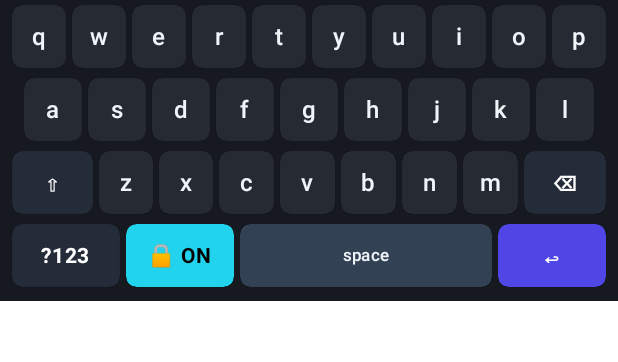
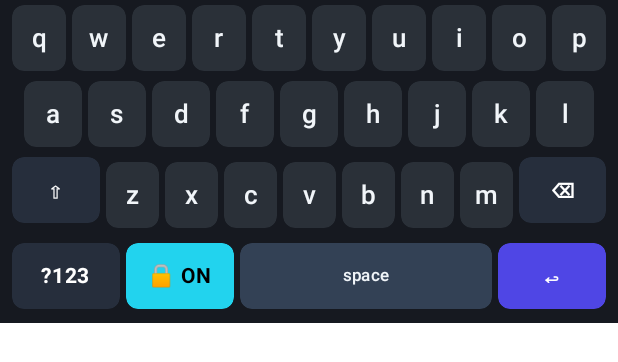
Before and after one commit to Sanju0845/CipherKey-E2EE-Keyboard-for-Android, an Android app built with Jetpack Compose: the @Preview function Preview_Keyboard_CipherMode, on a phone screen of 412 x 824 dp. Shown: the top 362 px of the screen. Run offline under Robolectric (Android 15) with nearby library versions, the phone set to English and light mode, and no system bars.

Commit message:
Improve keyboard UX: glide typing, haptics, smoother keys, debounced decrypt scan
Co-authored-by: Cursor <cursoragent@cursor.com>

```diff
--- /dev/null
+++ b/app/src/main/java/com/example/keyboard/KeyComponents.kt
@@ -0,0 +1,140 @@
+package com.example.keyboard
+
+import android.view.HapticFeedbackConstants
+import androidx.compose.animation.core.animateFloatAsState
+import androidx.compose.animation.core.tween
+import androidx.compose.foundation.background
+import androidx.compose.foundation.clickable
+import androidx.compose.foundation.interaction.MutableInteractionSource
+import androidx.compose.foundation.interaction.collectIsPressedAsState
+import androidx.compose.foundation.layout.Box
+import androidx.compose.foundation.layout.height
+import androidx.compose.foundation.shape.RoundedCornerShape
+import androidx.compose.material3.Text
+import androidx.compose.runtime.Composable
+import androidx.compose.runtime.getValue
+import androidx.compose.runtime.remember
+import androidx.compose.ui.Alignment
+import androidx.compose.ui.Modifier
+import androidx.compose.ui.draw.clip
+import androidx.compose.ui.draw.scale
+import androidx.compose.ui.graphics.Color
+import androidx.compose.ui.platform.LocalView
+import androidx.compose.ui.platform.testTag
+import androidx.compose.ui.text.font.FontWeight
+import androidx.compose.ui.unit.dp
+import androidx.compose.ui.unit.sp
+import com.example.ui.theme.Slate100
+import com.example.ui.theme.Slate700
+
+private val KeyShape = RoundedCornerShape(8.dp)
+private val KeyHeight = 44.dp
+
+@Composable
+fun StandardKey(
+    label: String,
+    modifier: Modifier = Modifier,
+    bgColor: Color = Color(0xFF2A3038),
+    pressedBgColor: Color = Color(0xFF3D4654),
+    textColor: Color = Slate100,
+    onClick: (() -> Unit)? = null,
+    glideHighlight: Boolean = false
+) {
+    val interactionSource = remember { MutableInteractionSource() }
+    val pressed by interactionSource.collectIsPressedAsState()
+    val view = LocalView.current
+
+    val scale by animateFloatAsState(
+        targetValue = when {
+            glideHighlight -> 1.05f
+            pressed -> 0.94f
+            else -> 1f
+        },
+        animationSpec = tween(durationMillis = 70),
+        label = "keyScale"
+    )
+
+    val displayBg = when {
+        glideHighlight -> pressedBgColor
+        pressed -> pressedBgColor
+        else -> bgColor
+    }
+
+    Box(
+        modifier = modifier
+            .height(KeyHeight)
+            .scale(scale)
+            .clip(KeyShape)
+            .background(displayBg, KeyShape)
+            .then(
+                if (onClick != null) {
+                    Modifier.clickable(
+                        interactionSource = interactionSource,
+                        indication = null,
+                        onClick = {
+                            view.performHapticFeedback(HapticFeedbackConstants.KEYBOARD_TAP)
+                            onClick()
+                        }
+                    )
+                } else {
+                    Modifier
+                }
+            )
+            .testTag("key_$label"),
+        contentAlignment = Alignment.Center
+    ) {
+        Text(
+            text = label,
+            color = textColor,
+            fontSize = if (label.length > 2) 11.sp else 17.sp,
+            fontWeight = FontWeight.Medium
+        )
+    }
+}
+
+@Composable
+fun SpecialKey(
+    label: String,
+    modifier: Modifier = Modifier,
+    bgColor: Color,
+    pressedBgColor: Color = bgColor.copy(alpha = 0.85f),
+    textColor: Color = Color.White,
+    onClick: () -> Unit
+) {
+    val interactionSource = remember { MutableInteractionSource() }
+    val pressed by interactionSource.collectIsPressedAsState()
+    val view = LocalView.current
+
+    val scale by animateFloatAsState(
+        targetValue = if (pressed) 0.94f else 1f,
+        animationSpec = tween(70),
+        label = "specialKeyScale"
+    )
+
+    val resolvedBg = if (bgColor == Color(0xFF202327)) Slate700.copy(alpha = 0.55f) else bgColor
+
+    Box(
+        modifier = modifier
+            .height(KeyHeight)
+            .scale(scale)
+            .clip(KeyShape)
+            .background(if (pressed) pressedBgColor else resolvedBg, KeyShape)
+            .clickable(
+                interactionSource = interactionSource,
+                indication = null,
+                onClick = {
+                    view.performHapticFeedback(HapticFeedbackConstants.KEYBOARD_TAP)
+                    onClick()
+                }
+            )
+            .testTag("key_special_$label"),
+        contentAlignment = Alignment.Center
+    ) {
+        Text(
+            text = label,
+            color = textColor,
+            fontSize = 14.sp,
+            fontWeight = FontWeight.Bold
+        )
+    }
+}
--- a/app/src/main/java/com/example/keyboard/KeyboardView.kt
+++ b/app/src/main/java/com/example/keyboard/KeyboardView.kt
@@ -1,23 +1,14 @@
 package com.example.keyboard
 
-import android.view.KeyEvent
 import androidx.compose.foundation.background
-import androidx.compose.foundation.clickable
-import androidx.compose.foundation.interaction.MutableInteractionSource
 import androidx.compose.foundation.layout.*
-import androidx.compose.foundation.shape.RoundedCornerShape
-import androidx.compose.material3.Text
 import androidx.compose.runtime.*
 import androidx.compose.ui.Alignment
 import androidx.compose.ui.Modifier
-import androidx.compose.ui.draw.clip
-import androidx.compose.ui.draw.shadow
 import androidx.compose.ui.graphics.Color
 import androidx.compose.ui.platform.testTag
-import androidx.compose.ui.text.font.FontWeight
 import androidx.compose.ui.unit.Dp
 import androidx.compose.ui.unit.dp
-import androidx.compose.ui.unit.sp
 import com.example.ui.theme.*
 
 enum class KeyboardPage {
@@ -34,35 +25,38 @@ fun KeyboardView(
     useSymbols: Boolean,
     onPageChange: (KeyboardPage) -> Unit,
     onKeyPress: (String) -> Unit,
+    onGlideWord: (String) -> Unit,
     onBackspace: () -> Unit,
     onSpace: () -> Unit,
     onEnter: () -> Unit,
     onToggleCipher: () -> Unit,
     modifier: Modifier = Modifier
 ) {
-    val keyboardBgColor = ImmersiveSurface
+    val glideEnabled = activePage == KeyboardPage.LETTERS_LOWER || activePage == KeyboardPage.LETTERS_UPPER
+
     Column(
         modifier = modifier
             .fillMaxWidth()
-            .background(keyboardBgColor)
+            .background(ImmersiveSurface)
             .padding(start = 4.dp, end = 4.dp, bottom = 6.dp)
             .testTag("keyboard_keys_layout")
     ) {
         when (activePage) {
             KeyboardPage.LETTERS_LOWER -> {
-                 // First QWERTY row: q w e r t y u i o p
-                 KeyboardRow(
+                GlideLetterRow(
                     keys = listOf("q", "w", "e", "r", "t", "y", "u", "i", "o", "p"),
-                     onKeyPress = onKeyPress
+                    glideEnabled = glideEnabled,
+                    onKeyPress = onKeyPress,
+                    onGlideWord = onGlideWord
                 )
-                 // Second QWERTY row: a s d f g h j k l
-                 KeyboardRow(
+                GlideLetterRow(
                     keys = listOf("a", "s", "d", "f", "g", "h", "j", "k", "l"),
+                    glideEnabled = glideEnabled,
                     rowPaddingStart = 12.dp,
                     rowPaddingEnd = 12.dp,
-                     onKeyPress = onKeyPress
+                    onKeyPress = onKeyPress,
+                    onGlideWord = onGlideWord
                 )
-                 // Third QWERTY row with Shift and Delete
                 Row(
                     modifier = Modifier
                         .fillMaxWidth()
@@ -73,35 +67,40 @@ fun KeyboardView(
                         label = "⇧",
                         modifier = Modifier.weight(1.5f),
                         onClick = { onPageChange(KeyboardPage.LETTERS_UPPER) },
-                         bgColor = Slate700.copy(alpha = 0.5f)
+                        bgColor = Slate700.copy(alpha = 0.55f)
                     )
-
-                     listOf("z", "x", "c", "v", "b", "n", "m").forEach { key ->
-                         StandardKey(
-                             label = key,
-                             modifier = Modifier.weight(1f),
-                             onClick = { onKeyPress(key) }
+                    Box(modifier = Modifier.weight(7f)) {
+                        GlideLetterRow(
+                            keys = listOf("z", "x", "c", "v", "b", "n", "m"),
+                            glideEnabled = glideEnabled,
+                            rowPaddingStart = 0.dp,
+                            rowPaddingEnd = 0.dp,
+                            onKeyPress = onKeyPress,
+                            onGlideWord = onGlideWord
                         )
                     }
-
                     SpecialKey(
                         label = "⌫",
                         modifier = Modifier.weight(1.5f),
                         onClick = onBackspace,
-                         bgColor = Slate700.copy(alpha = 0.5f)
+                        bgColor = Slate700.copy(alpha = 0.55f)
                     )
                 }
             }
             KeyboardPage.LETTERS_UPPER -> {
-                 KeyboardRow(
+                GlideLetterRow(
                     keys = listOf("Q", "W", "E", "R", "T", "Y", "U", "I", "O", "P"),
-                     onKeyPress = onKeyPress
+                    glideEnabled = glideEnabled,
+                    onKeyPress = onKeyPress,
+                    onGlideWord = onGlideWord
                 )
-                 KeyboardRow(
+                GlideLetterRow(
                     keys = listOf("A", "S", "D", "F", "G", "H", "J", "K", "L"),
+                    glideEnabled = glideEnabled,
                     rowPaddingStart = 12.dp,
                     rowPaddingEnd = 12.dp,
-                     onKeyPress = onKeyPress
+                    onKeyPress = onKeyPress,
+                    onGlideWord = onGlideWord
                 )
                 Row(
                     modifier = Modifier
@@ -110,35 +109,36 @@ fun KeyboardView(
                     horizontalArrangement = Arrangement.spacedBy(4.dp)
                 ) {
                     SpecialKey(
-                         label = "⇪", // Double caps representation active
+                        label = "⇪",
                         modifier = Modifier.weight(1.5f),
                         onClick = { onPageChange(KeyboardPage.LETTERS_LOWER) },
-                         bgColor = ImmersiveCyan, // Highlighted active caps in themed Cyan
+                        bgColor = ImmersiveCyan,
                         textColor = Color.Black
                     )
-
-                     listOf("Z", "X", "C", "V", "B", "N", "M").forEach { key ->
-                         StandardKey(
-                             label = key,
-                             modifier = Modifier.weight(1f),
-                             onClick = { onKeyPress(key) }
+                    Box(modifier = Modifier.weight(7f)) {
+                        GlideLetterRow(
+                            keys = listOf("Z", "X", "C", "V", "B", "N", "M"),
+                            glideEnabled = glideEnabled,
+                            rowPaddingStart = 0.dp,
+                            rowPaddingEnd = 0.dp,
+                            onKeyPress = onKeyPress,
+                            onGlideWord = onGlideWord
                         )
                     }
-
                     SpecialKey(
                         label = "⌫",
                         modifier = Modifier.weight(1.5f),
                         onClick = onBackspace,
-                         bgColor = Color(0xFF202327)
+                        bgColor = Slate700.copy(alpha = 0.55f)
                     )
                 }
             }
             KeyboardPage.NUMBERS_SYMBOLS -> {
-                 KeyboardRow(
+                StaticKeyRow(
                     keys = listOf("1", "2", "3", "4", "5", "6", "7", "8", "9", "0"),
                     onKeyPress = onKeyPress
                 )
-                 KeyboardRow(
+                StaticKeyRow(
                     keys = listOf("@", "#", "$", "%", "&", "-", "+", "(", ")"),
                     onKeyPress = onKeyPress
                 )
@@ -152,9 +152,8 @@ fun KeyboardView(
                         label = "=\\<",
                         modifier = Modifier.weight(1.5f),
                         onClick = { onPageChange(KeyboardPage.ALT_SYMBOLS) },
-                         bgColor = Slate700.copy(alpha = 0.5f)
+                        bgColor = Slate700.copy(alpha = 0.55f)
                     )
-
                     listOf("*", "\"", "'", ":", ";", "!", "?").forEach { key ->
                         StandardKey(
                             label = key,
@@ -162,21 +161,20 @@ fun KeyboardView(
                             onClick = { onKeyPress(key) }
                         )
                     }
-
                     SpecialKey(
                         label = "⌫",
                         modifier = Modifier.weight(1.5f),
                         onClick = onBackspace,
-                         bgColor = Color(0xFF202327)
+                        bgColor = Slate700.copy(alpha = 0.55f)
                     )
                 }
             }
             KeyboardPage.ALT_SYMBOLS -> {
-                 KeyboardRow(
+                StaticKeyRow(
                     keys = listOf("~", "`", "|", "•", "√", "π", "÷", "×", "{", "}"),
                     onKeyPress = onKeyPress
                 )
-                 KeyboardRow(
+                StaticKeyRow(
                     keys = listOf("[", "]", "\\", "^", "_", "=", "<", ">", "¥"),
                     onKeyPress = onKeyPress
                 )
@@ -190,9 +188,8 @@ fun KeyboardView(
                         label = "?123",
                         modifier = Modifier.weight(1.5f),
                         onClick = { onPageChange(KeyboardPage.NUMBERS_SYMBOLS) },
-                         bgColor = Slate700.copy(alpha = 0.5f)
+                        bgColor = Slate700.copy(alpha = 0.55f)
                     )
-
                     listOf("¢", "£", "¤", "°", "¡", "¿", "§").forEach { key ->
                         StandardKey(
                             label = key,
@@ -200,12 +197,11 @@ fun KeyboardView(
                             onClick = { onKeyPress(key) }
                         )
                     }
-
                     SpecialKey(
                         label = "⌫",
                         modifier = Modifier.weight(1.5f),
                         onClick = onBackspace,
-                         bgColor = Color(0xFF202327)
+                        bgColor = Slate700.copy(alpha = 0.55f)
                     )
                 }
             }
@@ -218,7 +214,8 @@ fun KeyboardView(
             horizontalArrangement = Arrangement.spacedBy(4.dp),
             verticalAlignment = Alignment.CenterVertically
         ) {
-            val symbolToggleLabel = if (activePage == KeyboardPage.LETTERS_LOWER || activePage == KeyboardPage.LETTERS_UPPER) "?123" else "ABC"
+            val symbolToggleLabel =
+                if (activePage == KeyboardPage.LETTERS_LOWER || activePage == KeyboardPage.LETTERS_UPPER) "?123" else "ABC"
             SpecialKey(
                 label = symbolToggleLabel,
                 modifier = Modifier.weight(1.5f),
@@ -229,10 +226,8 @@ fun KeyboardView(
                         onPageChange(KeyboardPage.LETTERS_LOWER)
                     }
                 },
-                bgColor = Slate700.copy(alpha = 0.5f)
+                bgColor = Slate700.copy(alpha = 0.55f)
             )
-
-            // Dynamic Cipher Mode Toggle Button directly on QWERTY layout
             SpecialKey(
                 label = if (isCipherModeOn) "🔒 ON" else "🔓 OFF",
                 modifier = Modifier.weight(1.5f),
@@ -240,19 +235,16 @@ fun KeyboardView(
                 bgColor = if (isCipherModeOn) {
                     if (useSymbols) ImmersiveCyan else ImmersiveIndigoLight
                 } else {
-                    Slate700.copy(alpha = 0.5f)
+                    Slate700.copy(alpha = 0.55f)
                 },
                 textColor = if (isCipherModeOn) Color.Black else Slate100
             )
-
             StandardKey(
                 label = "space",
                 modifier = Modifier.weight(3.5f),
                 onClick = onSpace,
                 bgColor = if (isCipherModeOn) Slate700 else Slate800
             )
-
-            // Enter key
             SpecialKey(
                 label = "↩",
                 modifier = Modifier.weight(1.5f),
@@ -265,7 +257,46 @@ fun KeyboardView(
 }
 
 @Composable
-fun KeyboardRow(
+private fun GlideLetterRow(
+    keys: List<String>,
+    glideEnabled: Boolean,
+    modifier: Modifier = Modifier,
+    rowPaddingStart: Dp = 4.dp,
+    rowPaddingEnd: Dp = 4.dp,
+    onKeyPress: (String) -> Unit,
+    onGlideWord: (String) -> Unit
+) {
+    val tracker = remember(keys) { GlideKeyTracker() }
+    var glideHighlightKey by remember { mutableStateOf<String?>(null) }
+
+    Row(
+        modifier = modifier
+            .fillMaxWidth()
+            .padding(start = rowPaddingStart, end = rowPaddingEnd, top = 3.dp, bottom = 3.dp)
+            .glideRowGestures(
+                tracker = tracker,
+                enabled = glideEnabled,
+                onTapKey = onKeyPress,
+                onGlideWord = onGlideWord,
+                onHighlightKey = { glideHighlightKey = it }
+            ),
+        horizontalArrangement = Arrangement.spacedBy(4.dp)
+    ) {
+        keys.forEach { key ->
+            StandardKey(
+                label = key,
+                modifier = Modifier
+                    .weight(1f)
+                    .trackGlideKey(key, tracker),
+                onClick = if (glideEnabled) null else { { onKeyPress(key) } },
+                glideHighlight = glideHighlightKey == key
+            )
+        }
+    }
+}
+
+@Composable
+private fun StaticKeyRow(
     keys: List<String>,
     rowPaddingStart: Dp = 4.dp,
     rowPaddingEnd: Dp = 4.dp,
@@ -286,72 +317,3 @@ fun KeyboardRow(
         }
     }
 }
-
-private val KeyShape = RoundedCornerShape(7.dp)
-
-@Composable
-fun StandardKey(
-    label: String,
-    modifier: Modifier = Modifier,
-    bgColor: Color = Color(0xFF252A33),
-    textColor: Color = Slate100,
-    onClick: () -> Unit
-) {
-    val interactionSource = remember { MutableInteractionSource() }
-
-    Box(
-        modifier = modifier
-            .height(42.dp)
-            .shadow(0.5.dp, KeyShape)
-            .background(bgColor, KeyShape)
-            .clip(KeyShape)
-            .clickable(
-                interactionSource = interactionSource,
-                indication = androidx.compose.foundation.LocalIndication.current,
-                onClick = onClick
-            )
-            .testTag("key_$label"),
-        contentAlignment = Alignment.Center
-    ) {
-        Text(
-            text = label,
-            color = textColor,
-            fontSize = if (label.length > 2) 11.sp else 16.sp,
-            fontWeight = FontWeight.Medium
-        )
-    }
-}
-
-@Composable
-fun SpecialKey(
-    label: String,
-    modifier: Modifier = Modifier,
-    bgColor: Color,
-    textColor: Color = Color.White,
-    onClick: () -> Unit
-) {
-    val interactionSource = remember { MutableInteractionSource() }
-    val resolvedBgColor = if (bgColor == Color(0xFF202327)) Slate700.copy(alpha = 0.5f) else bgColor
-
-    Box(
-        modifier = modifier
-            .height(42.dp)
-            .shadow(0.5.dp, KeyShape)
-            .background(resolvedBgColor, KeyShape)
-            .clip(KeyShape)
-            .clickable(
-                interactionSource = interactionSource,
-                indication = androidx.compose.foundation.LocalIndication.current,
-                onClick = onClick
-            )
-            .testTag("key_special_$label"),
-        contentAlignment = Alignment.Center
-    ) {
-        Text(
-            text = label,
-            color = textColor,
-            fontSize = 14.sp,
-            fontWeight = FontWeight.Bold
-        )
-    }
-}
--- a/app/src/main/java/com/example/ui/Previews.kt
+++ b/app/src/main/java/com/example/ui/Previews.kt
@@ -32,6 +32,7 @@ fun Preview_Keyboard_Lowercase() {
       useSymbols = true,
       onPageChange = {},
       onKeyPress = {},
+      onGlideWord = {},
       onBackspace = {},
       onSpace = {},
       onEnter = {},
@@ -50,6 +51,7 @@ fun Preview_Keyboard_CipherMode() {
       useSymbols = true,
       onPageChange = {},
       onKeyPress = {},
+      onGlideWord = {},
       onBackspace = {},
       onSpace = {},
       onEnter = {},
```
Also changed, not shown: app/src/main/java/com/example/DevPreviewActivity.kt (+7 -0 lines), app/src/main/java/com/example/keyboard/CipherKeyboardService.kt (+26 -9 lines), app/src/main/java/com/example/keyboard/GlideTyping.kt (added, +103 -0 lines). Lines whose indentation alone changed are shown as unchanged.
